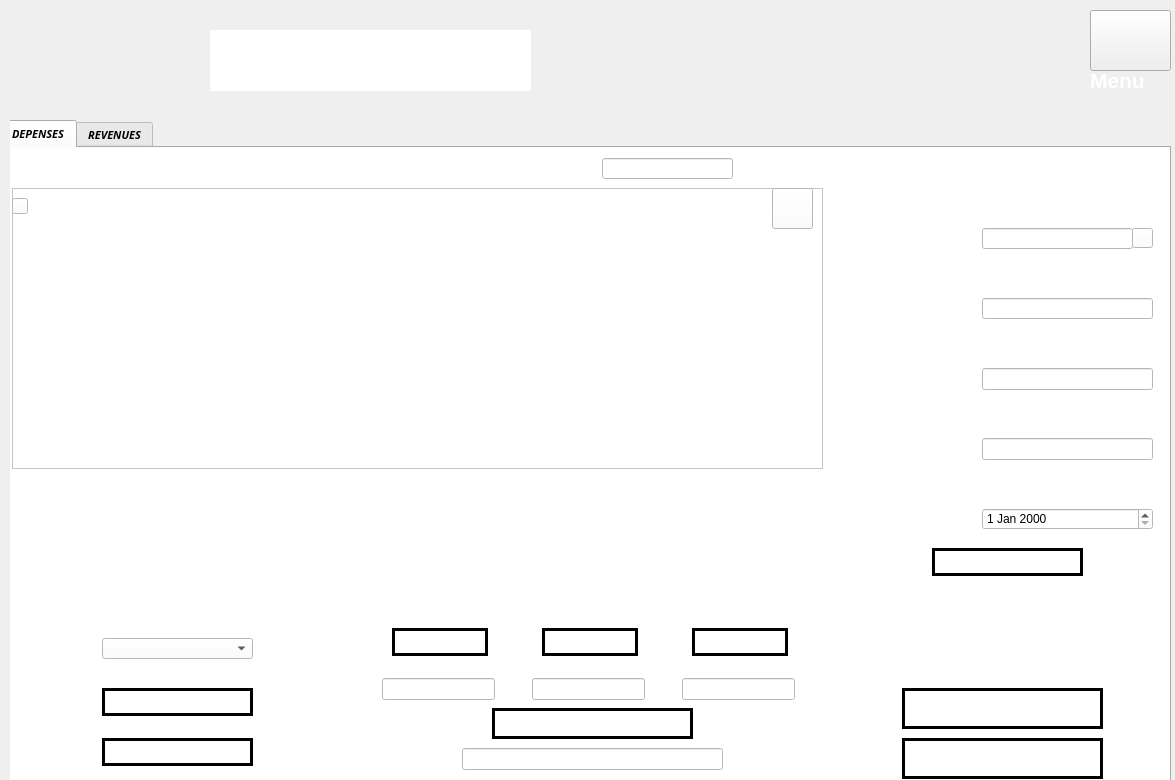
The window that Projet_Rayen/comptabilite.ui (soumaya-nheri/Smart-Club-2A27) describes before a commit, drawn with Qt 5.
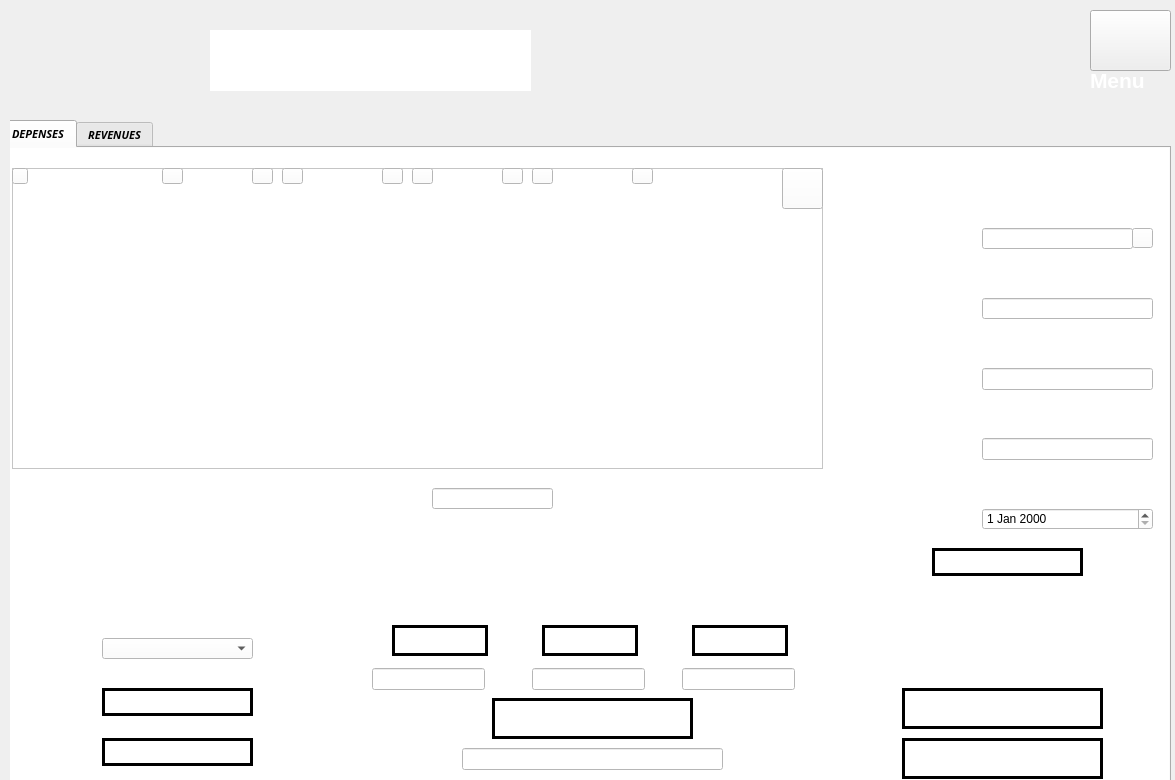
The same window after the commit. The open tabs and pages were chosen to show the change. Icons and pictures are not drawn.

```diff
--- a/Projet_Rayen/comptabilite.ui
+++ b/Projet_Rayen/comptabilite.ui
@@ -426,9 +426,9 @@
        <property name="geometry">
         <rect>
          <x>10</x>
-         <y>40</y>
+         <y>20</y>
          <width>811</width>
-         <height>281</height>
+         <height>301</height>
         </rect>
        </property>
        <property name="styleSheet">
@@ -521,7 +521,7 @@
        <property name="geometry">
         <rect>
          <x>10</x>
-         <y>50</y>
+         <y>20</y>
          <width>16</width>
          <height>16</height>
         </rect>
@@ -667,8 +667,8 @@
       <widget class="QPushButton" name="print">
        <property name="geometry">
         <rect>
-         <x>770</x>
-         <y>40</y>
+         <x>780</x>
+         <y>20</y>
          <width>41</width>
          <height>41</height>
         </rect>
@@ -869,8 +869,8 @@
        </property>
        <property name="geometry">
         <rect>
-         <x>380</x>
-         <y>530</y>
+         <x>370</x>
+         <y>520</y>
          <width>113</width>
          <height>22</height>
         </rect>
@@ -886,7 +886,7 @@
        <property name="geometry">
         <rect>
          <x>530</x>
-         <y>530</y>
+         <y>520</y>
          <width>113</width>
          <height>22</height>
         </rect>
@@ -902,7 +902,7 @@
        <property name="geometry">
         <rect>
          <x>680</x>
-         <y>530</y>
+         <y>520</y>
          <width>113</width>
          <height>22</height>
         </rect>
@@ -931,9 +931,9 @@
        <property name="geometry">
         <rect>
          <x>540</x>
-         <y>480</y>
+         <y>477</y>
          <width>96</width>
-         <height>28</height>
+         <height>31</height>
         </rect>
        </property>
        <property name="cursor">
@@ -972,9 +972,9 @@
        <property name="geometry">
         <rect>
          <x>390</x>
-         <y>480</y>
+         <y>477</y>
          <width>96</width>
-         <height>28</height>
+         <height>31</height>
         </rect>
        </property>
        <property name="cursor">
@@ -1013,9 +1013,9 @@
        <property name="geometry">
         <rect>
          <x>690</x>
-         <y>480</y>
+         <y>477</y>
          <width>96</width>
-         <height>28</height>
+         <height>31</height>
         </rect>
        </property>
        <property name="cursor">
@@ -1100,9 +1100,9 @@
        <property name="geometry">
         <rect>
          <x>490</x>
-         <y>560</y>
+         <y>550</y>
          <width>201</width>
-         <height>31</height>
+         <height>41</height>
         </rect>
        </property>
        <property name="cursor">
@@ -1224,12 +1224,172 @@
         <string>Calculer vos depesnses</string>
        </property>
       </widget>
-      <widget class="QLineEdit" name="reche_dep">
+      <widget class="QPushButton" name="pushButton_47">
        <property name="geometry">
         <rect>
-         <x>600</x>
-         <y>10</y>
-         <width>131</width>
+         <x>160</x>
+         <y>20</y>
+         <width>21</width>
+         <height>16</height>
+        </rect>
+       </property>
+       <property name="cursor">
+        <cursorShape>PointingHandCursor</cursorShape>
+       </property>
+       <property name="styleSheet">
+        <string notr="true">border-image: url(:/images/ASCE.png);
+background-image:url(:/images/WHITE.png)</string>
+       </property>
+       <property name="text">
+        <string/>
+       </property>
+      </widget>
+      <widget class="QPushButton" name="pushButton_48">
+       <property name="geometry">
+        <rect>
+         <x>250</x>
+         <y>20</y>
+         <width>21</width>
+         <height>16</height>
+        </rect>
+       </property>
+       <property name="cursor">
+        <cursorShape>PointingHandCursor</cursorShape>
+       </property>
+       <property name="styleSheet">
+        <string notr="true">border-image: url(:/images/DESCE.png);
+background-image:url(:/images/WHITE.png)</string>
+       </property>
+       <property name="text">
+        <string/>
+       </property>
+      </widget>
+      <widget class="QPushButton" name="pushButton_49">
+       <property name="geometry">
+        <rect>
+         <x>280</x>
+         <y>20</y>
+         <width>21</width>
+         <height>16</height>
+        </rect>
+       </property>
+       <property name="cursor">
+        <cursorShape>PointingHandCursor</cursorShape>
+       </property>
+       <property name="styleSheet">
+        <string notr="true">border-image: url(:/images/ASCE.png);
+background-image:url(:/images/WHITE.png)</string>
+       </property>
+       <property name="text">
+        <string/>
+       </property>
+      </widget>
+      <widget class="QPushButton" name="pushButton_50">
+       <property name="geometry">
+        <rect>
+         <x>380</x>
+         <y>20</y>
+         <width>21</width>
+         <height>16</height>
+        </rect>
+       </property>
+       <property name="cursor">
+        <cursorShape>PointingHandCursor</cursorShape>
+       </property>
+       <property name="styleSheet">
+        <string notr="true">border-image: url(:/images/DESCE.png);
+background-image:url(:/images/WHITE.png)</string>
+       </property>
+       <property name="text">
+        <string/>
+       </property>
+      </widget>
+      <widget class="QPushButton" name="pushButton_51">
+       <property name="geometry">
+        <rect>
+         <x>410</x>
+         <y>20</y>
+         <width>21</width>
+         <height>16</height>
+        </rect>
+       </property>
+       <property name="cursor">
+        <cursorShape>PointingHandCursor</cursorShape>
+       </property>
+       <property name="styleSheet">
+        <string notr="true">border-image: url(:/images/ASCE.png);
+background-image:url(:/images/WHITE.png)</string>
+       </property>
+       <property name="text">
+        <string/>
+       </property>
+      </widget>
+      <widget class="QPushButton" name="pushButton_52">
+       <property name="geometry">
+        <rect>
+         <x>500</x>
+         <y>20</y>
+         <width>21</width>
+         <height>16</height>
+        </rect>
+       </property>
+       <property name="cursor">
+        <cursorShape>PointingHandCursor</cursorShape>
+       </property>
+       <property name="styleSheet">
+        <string notr="true">border-image: url(:/images/DESCE.png);
+background-image:url(:/images/WHITE.png)</string>
+       </property>
+       <property name="text">
+        <string/>
+       </property>
+      </widget>
+      <widget class="QPushButton" name="pushButton_53">
+       <property name="geometry">
+        <rect>
+         <x>530</x>
+         <y>20</y>
+         <width>21</width>
+         <height>16</height>
+        </rect>
+       </property>
+       <property name="cursor">
+        <cursorShape>PointingHandCursor</cursorShape>
+       </property>
+       <property name="styleSheet">
+        <string notr="true">border-image: url(:/images/ASCE.png);
+background-image:url(:/images/WHITE.png)</string>
+       </property>
+       <property name="text">
+        <string/>
+       </property>
+      </widget>
+      <widget class="QPushButton" name="pushButton_54">
+       <property name="geometry">
+        <rect>
+         <x>630</x>
+         <y>20</y>
+         <width>21</width>
+         <height>16</height>
+        </rect>
+       </property>
+       <property name="cursor">
+        <cursorShape>PointingHandCursor</cursorShape>
+       </property>
+       <property name="styleSheet">
+        <string notr="true">border-image: url(:/images/DESCE.png);
+background-image:url(:/images/WHITE.png)</string>
+       </property>
+       <property name="text">
+        <string/>
+       </property>
+      </widget>
+      <widget class="QLineEdit" name="rech_depp">
+       <property name="geometry">
+        <rect>
+         <x>430</x>
+         <y>340</y>
+         <width>121</width>
          <height>21</height>
         </rect>
        </property>
@@ -1237,13 +1397,13 @@
         <string notr="true">border-image: url(:/images/WHITE.png);</string>
        </property>
       </widget>
-      <widget class="QLabel" name="label_89">
+      <widget class="QLabel" name="label_90">
        <property name="geometry">
         <rect>
-         <x>460</x>
-         <y>0</y>
+         <x>290</x>
+         <y>340</y>
          <width>131</width>
-         <height>31</height>
+         <height>21</height>
         </rect>
        </property>
        <property name="font">
@@ -1257,7 +1417,7 @@
 </string>
        </property>
        <property name="text">
-        <string>Recherche</string>
+        <string>Recherche:</string>
        </property>
       </widget>
      </widget>
@@ -6826,6 +6986,115 @@
         <string>Modifier Event</string>
        </property>
       </widget>
+      <widget class="QPushButton" name="pushButton_55">
+       <property name="geometry">
+        <rect>
+         <x>390</x>
+         <y>570</y>
+         <width>151</width>
+         <height>31</height>
+        </rect>
+       </property>
+       <property name="styleSheet">
+        <string notr="true">QPushButton {
+color: #ffffff;
+border: 0px solid ;
+font: 10pt &quot;Segoe UI Black&quot;;
+border-radius: 26px;
+padding: 5px;
+background: qradialgradient(cx: 0.3, cy: -0.4,
+fx: 0.3, fy: -0.4,
+radius: 1.65, stop: 0 #1E73E8, stop: 1 #1E73E8);
+min-width: 80px;
+}
+
+QPushButton:hover {
+background: qradialgradient(cx: 0.3, cy: -0.4,
+fx: 0.3, fy: -0.4,
+radius: 1.65, stop: 0 #5E9DF5, stop: 1 #5E9DF5);
+}
+
+ QPushButton:pressed {
+background: qradialgradient(cx: 0.4, cy: -0.1,
+fx: 0.4, fy: -0.1,
+radius: 1.65, stop: 0 #0936F5, stop: 1 #0936F5);
+}</string>
+       </property>
+       <property name="text">
+        <string>statistique</string>
+       </property>
+      </widget>
+      <widget class="QLabel" name="label_89">
+       <property name="geometry">
+        <rect>
+         <x>600</x>
+         <y>400</y>
+         <width>171</width>
+         <height>151</height>
+        </rect>
+       </property>
+       <property name="styleSheet">
+        <string notr="true">
+border-image: url(:/images/Untitled-1 (1).png);</string>
+       </property>
+       <property name="text">
+        <string/>
+       </property>
+      </widget>
+      <widget class="QLabel" name="label_92">
+       <property name="geometry">
+        <rect>
+         <x>380</x>
+         <y>400</y>
+         <width>171</width>
+         <height>151</height>
+        </rect>
+       </property>
+       <property name="styleSheet">
+        <string notr="true">border-image: url(:/images/graph+pie+stat+icon-1320166339060690564 (1).png);</string>
+       </property>
+       <property name="text">
+        <string/>
+       </property>
+      </widget>
+      <widget class="QPushButton" name="pushButton_68">
+       <property name="geometry">
+        <rect>
+         <x>620</x>
+         <y>570</y>
+         <width>151</width>
+         <height>31</height>
+        </rect>
+       </property>
+       <property name="styleSheet">
+        <string notr="true">QPushButton {
+color: #ffffff;
+border: 0px solid ;
+font: 10pt &quot;Segoe UI Black&quot;;
+border-radius: 26px;
+padding: 5px;
+background: qradialgradient(cx: 0.3, cy: -0.4,
+fx: 0.3, fy: -0.4,
+radius: 1.65, stop: 0 #1E73E8, stop: 1 #1E73E8);
+min-width: 80px;
+}
+
+QPushButton:hover {
+background: qradialgradient(cx: 0.3, cy: -0.4,
+fx: 0.3, fy: -0.4,
+radius: 1.65, stop: 0 #5E9DF5, stop: 1 #5E9DF5);
+}
+
+ QPushButton:pressed {
+background: qradialgradient(cx: 0.4, cy: -0.1,
+fx: 0.4, fy: -0.1,
+radius: 1.65, stop: 0 #0936F5, stop: 1 #0936F5);
+}</string>
+       </property>
+       <property name="text">
+        <string>Pdf</string>
+       </property>
+      </widget>
      </widget>
     </widget>
    </widget>
```
Left out of the diff: 251 changed lines with no effect on the pictures.
